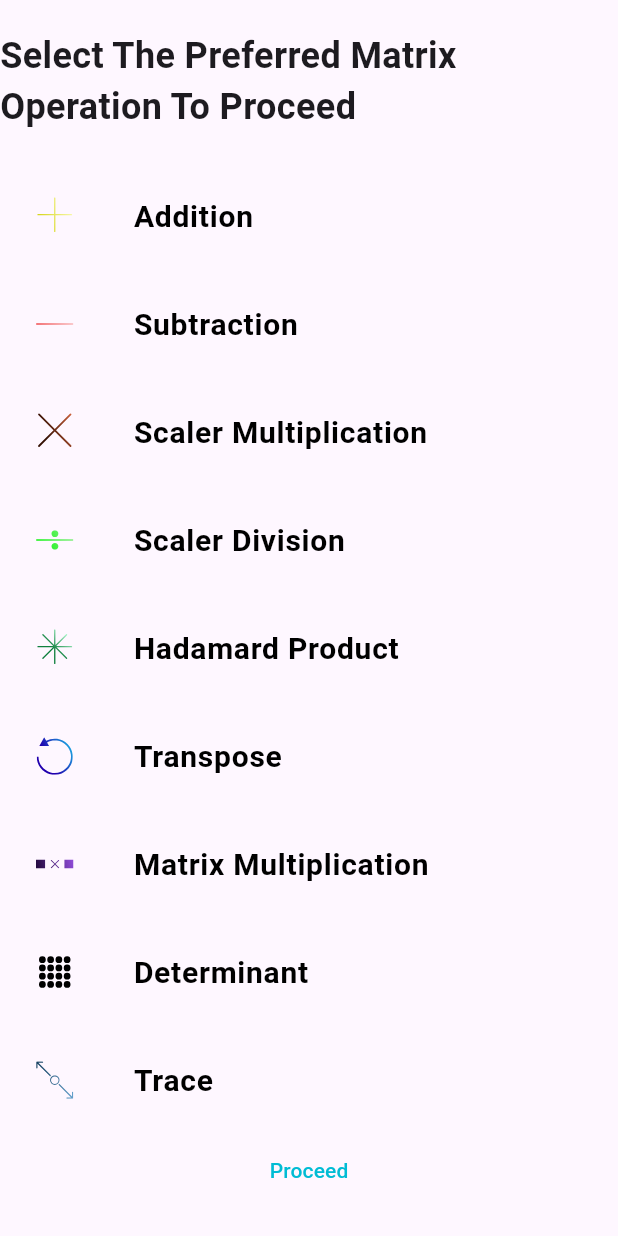
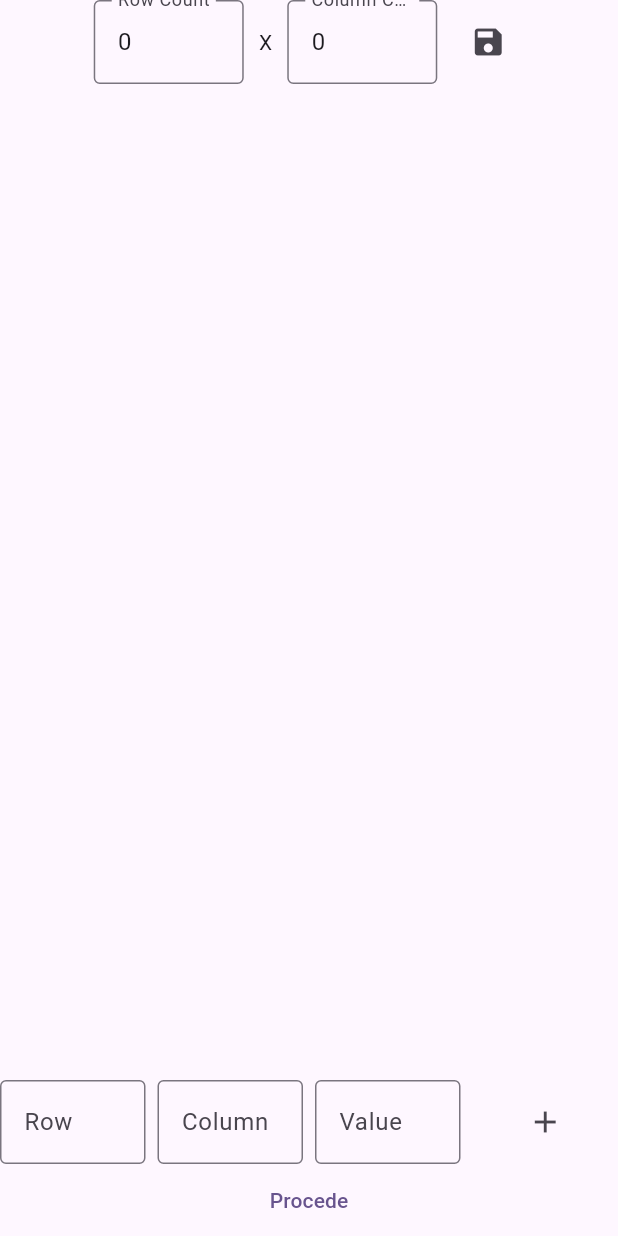
Before and after one commit to buildervortex/smoc, a Flutter app: the screen it shows after launch, on a phone screen of 412 x 824 dp. Run offline on Flutter 3.47's test engine with Material 3 defaults, Android fonts, the phone set to English and light mode, and no system bars; our stand-ins replace bloc, equatable, flutter_bloc, flutter_svg, get_it.

Commit message:
add the matrix input get screen

```diff
--- a/lib/bloc/cubit/matrix_input_state.dart
+++ b/lib/bloc/cubit/matrix_input_state.dart
@@ -1,24 +1,25 @@
 part of 'matrix_input_cubit.dart';
 
-sealed class MatrixInputState extends Equatable {
+class MatrixInputState extends Equatable {
   final SparseMatrix sparseMatrix;
 
   const MatrixInputState({required this.sparseMatrix});
 
   @override
-  List<Object> get props => [];
+  List<Object> get props => [sparseMatrix];
 }
 
 final class MatrixInputInitial extends MatrixInputState {
-  const MatrixInputInitial({required super.sparseMatrix});
+  MatrixInputInitial()
+      : super(sparseMatrix: SparseMatrix(columns: 0, rows: 0, entries: []));
 }
 
-final class MatrixInputSuccess extends MatrixInputState {
-  const MatrixInputSuccess({required super.sparseMatrix});
+final class MatrixInputEntrySuccess extends MatrixInputState {
+  const MatrixInputEntrySuccess({required super.sparseMatrix});
 }
 
-final class MatrixInputFailed extends MatrixInputState {
+final class MatrixInputEntryFailed extends MatrixInputState {
   final String errorMessage;
-  const MatrixInputFailed(
+  const MatrixInputEntryFailed(
       {required super.sparseMatrix, required this.errorMessage});
 }
--- a/lib/main.dart
+++ b/lib/main.dart
@@ -3,6 +3,7 @@
 import 'package:smo/bloc/cubit/operation_cubit.dart';
 import 'package:smo/di/injection_container.dart';
 import 'package:smo/presentation/pages/home_page.dart';
+import 'package:smo/presentation/pages/input_page.dart';
 
 void main() async {
   await initDiContainer();
@@ -26,6 +27,6 @@
           colorScheme: ColorScheme.fromSeed(seedColor: Colors.deepPurple),
           useMaterial3: true,
         ),
-        home: HomePage());
+        home: InputPage());
   }
 }
--- /dev/null
+++ b/lib/presentation/pages/input_page.dart
@@ -0,0 +1,21 @@
+import 'package:flutter/material.dart';
+import 'package:flutter_bloc/flutter_bloc.dart';
+import 'package:smo/bloc/cubit/matrix_input_cubit.dart';
+import 'package:smo/di/injection_container.dart';
+import 'package:smo/presentation/widgets/SparseMatrixInputForm.dart';
+
+class InputPage extends StatelessWidget {
+  const InputPage({super.key});
+
+  @override
+  Widget build(BuildContext context) {
+    return Scaffold(
+      body: Center(
+        child: BlocProvider(
+          create: (cont) => sl<MatrixInputCubit>(),
+          child: Sparsematrixinputform(),
+        ),
+      ),
+    );
+  }
+}
--- /dev/null
+++ b/lib/presentation/widgets/SparseMatrixInputForm.dart
@@ -0,0 +1,161 @@
+import 'package:flutter/material.dart';
+import 'package:flutter_bloc/flutter_bloc.dart';
+import 'package:smo/bloc/cubit/matrix_input_cubit.dart';
+
+class Sparsematrixinputform extends StatefulWidget {
+  const Sparsematrixinputform({super.key});
+
+  @override
+  State<Sparsematrixinputform> createState() => _SparsematrixinputformState();
+}
+
+class _SparsematrixinputformState extends State<Sparsematrixinputform> {
+  final List<TextEditingController> _controllers = [
+    TextEditingController(),
+    TextEditingController(),
+    TextEditingController(),
+    TextEditingController(),
+    TextEditingController(),
+  ];
+  @override
+  Widget build(BuildContext context) {
+    return Column(
+      children: [
+        Row(
+          mainAxisAlignment: MainAxisAlignment.spaceAround,
+          spacing: 10,
+          children: [
+            Spacer(
+              flex: 1,
+            ),
+            SizedBox(
+              width: 100,
+              child: BlocBuilder<MatrixInputCubit, MatrixInputState>(
+                builder: (cont, state) {
+                  _controllers[0].text = state.sparseMatrix.rows.toString();
+                  return TextField(
+                    controller: _controllers[0],
+                    decoration: InputDecoration(
+                      labelText: 'Row Count',
+                      border: OutlineInputBorder(),
+                      hintText: "Enter row count",
+                    ),
+                  );
+                },
+              ),
+            ),
+            Text("X"),
+            SizedBox(
+              width: 100,
+              child: BlocBuilder<MatrixInputCubit, MatrixInputState>(
+                builder: (cont, state) {
+                  _controllers[1].text = state.sparseMatrix.columns.toString();
+                  return TextField(
+                    controller: _controllers[1],
+                    decoration: InputDecoration(
+                      labelText: 'Column Count',
+                      border: OutlineInputBorder(),
+                      hintText: "Enter column count",
+                    ),
+                  );
+                },
+              ),
+            ),
+            IconButton(
+              onPressed: () {
+                final rowCount = int.parse(_controllers[0].text);
+                final columnCount = int.parse(_controllers[1].text);
+                context.read<MatrixInputCubit>().setSparseMatrixSize(
+                      rowCount,
+                      columnCount,
+                    );
+              },
+              icon: Icon(Icons.save),
+            ),
+            Spacer(
+              flex: 1,
+            ),
+          ],
+        ),
+        Expanded(child: BlocBuilder<MatrixInputCubit, MatrixInputState>(
+          builder: (cont, state) {
+            print("State: ${state.sparseMatrix}");
+            return ListView(
+              children: state.sparseMatrix.entries.map((entry) {
+                return ListTile(
+                  title: Text("Row: ${entry.row}, Column: ${entry.column}"),
+                  subtitle: Text("Value: ${entry.value}"),
+                  trailing: IconButton(
+                    icon: Icon(Icons.delete),
+                    onPressed: () {
+                      context
+                          .read<MatrixInputCubit>()
+                          .removeSparseMatrixEntry(entry.row, entry.column);
+                    },
+                  ),
+                );
+              }).toList(),
+            );
+          },
+        )),
+        Row(
+          children: [
+            Expanded(
+              child: TextField(
+                controller: _controllers[2],
+                decoration: InputDecoration(
+                  labelText: 'Row',
+                  border: OutlineInputBorder(),
+                  hintText: "Enter row number index from 0",
+                ),
+              ),
+            ),
+            SizedBox(width: 8),
+            Expanded(
+              child: TextField(
+                controller: _controllers[3],
+                decoration: InputDecoration(
+                  labelText: 'Column',
+                  border: OutlineInputBorder(),
+                  hintText: "Enter column number index from 0",
+                ),
+              ),
+            ),
+            SizedBox(width: 8),
+            Expanded(
+              child: TextField(
+                controller: _controllers[4],
+                decoration: InputDecoration(
+                    labelText: 'Value',
+                    border: OutlineInputBorder(),
+                    hintText: "Enter value"),
+              ),
+            ),
+            SizedBox(width: 8),
+            Expanded(
+                child: IconButton(
+              onPressed: () {
+                final row = int.parse(_controllers[2].text);
+                final column = int.parse(_controllers[3].text);
+                final value = double.parse(_controllers[4].text);
+                context.read<MatrixInputCubit>().addSparseMatrixEntry(
+                      row,
+                      column,
+                      value,
+                    );
+                _controllers[2].clear();
+                _controllers[3].clear();
+                _controllers[4].clear();
+              },
+              icon: Icon(Icons.add),
+            ))
+          ],
+        ),
+        TextButton(
+          child: Text("Procede"),
+          onPressed: () {},
+        ),
+      ],
+    );
+  }
+}
```
Also changed, not shown: lib/bloc/cubit/matrix_input_cubit.dart (+47 -3 lines).
